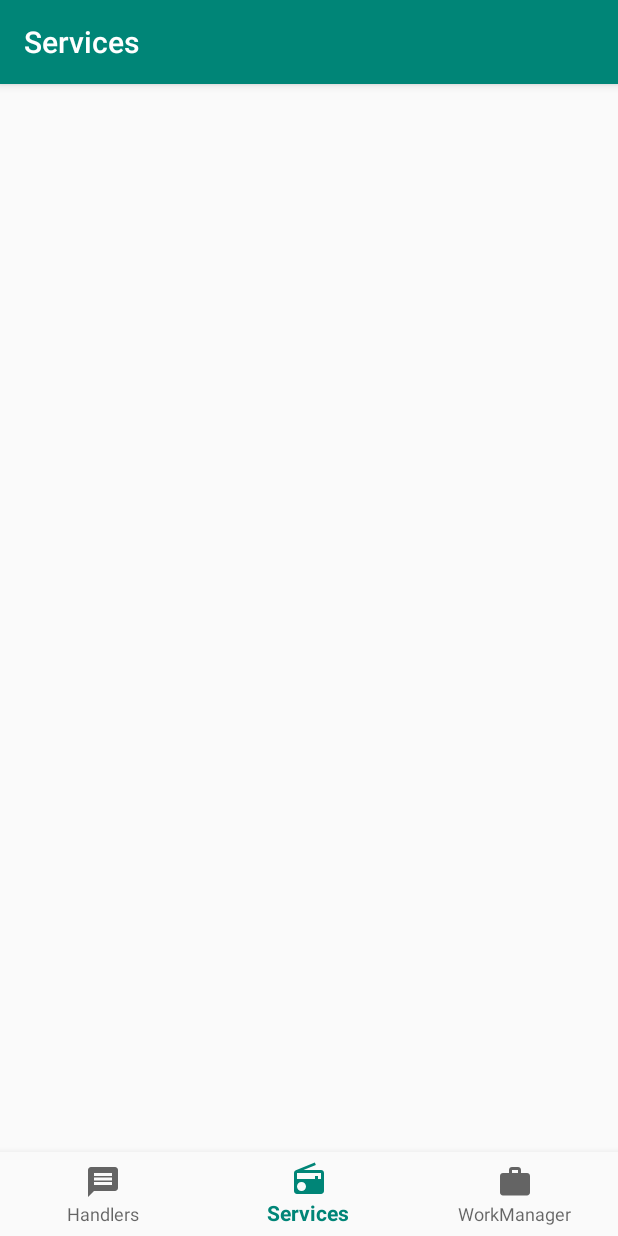
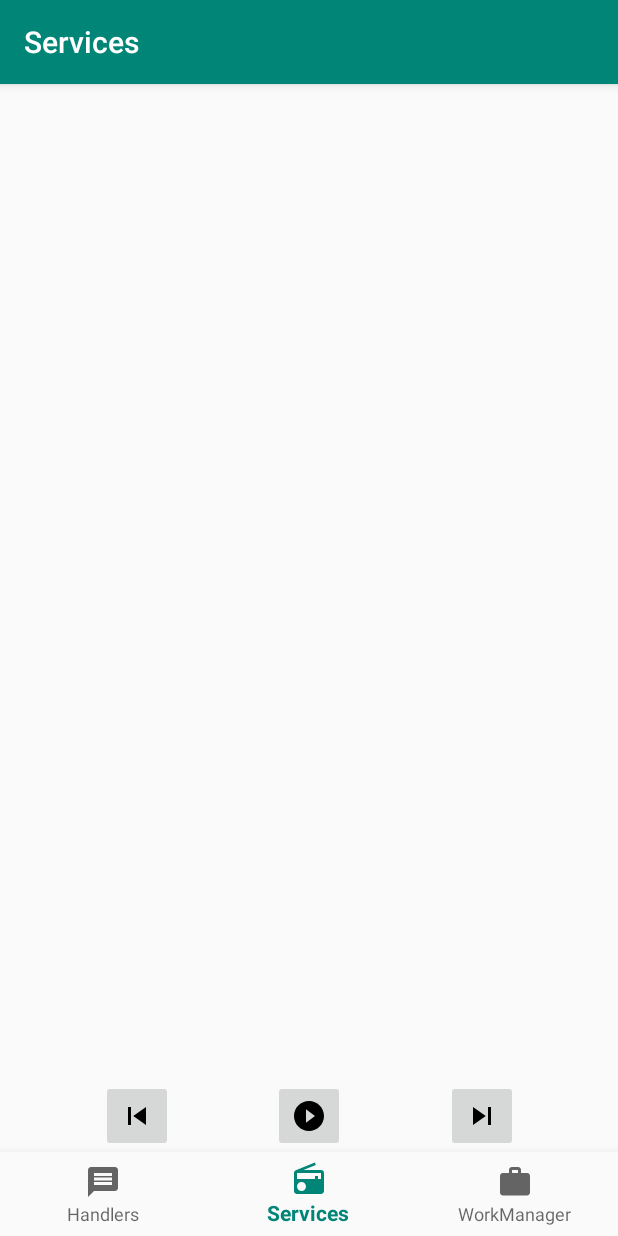
Before and after one commit to andreiverdes/expleotraining, an Android app: the ServicesFragment screen opened through its navigation route, on a phone screen of 412 x 824 dp. Run offline under Robolectric (Android 15) with nearby library versions, the phone set to English and light mode, and no system bars; our stand-ins replace navigation-ui; libraries missing offline, so code that uses them is left out: io.noties.markwon; 3 statements that could not run were skipped.

Commit message:
Services

```diff
--- a/day1_victrola/src/main/AndroidManifest.xml
+++ b/day1_victrola/src/main/AndroidManifest.xml
@@ -1,6 +1,8 @@
 <?xml version="1.0" encoding="utf-8"?>
 <manifest xmlns:android="http://schemas.android.com/apk/res/android"
     package="com.andreiverdes.training.expleo.victrola">
+
+    <uses-permission android:name="android.permission.FOREGROUND_SERVICE"/>
 
     <application
         android:allowBackup="true"
@@ -18,6 +20,9 @@
                 <category android:name="android.intent.category.LAUNCHER" />
             </intent-filter>
         </activity>
+        <service android:name=".services.ForegroundMusicService" />
+        <service android:name=".services.BoundMusicService" />
+        <service android:name=".services.BackgroundMusicService" />
     </application>
 
 </manifest>
--- a/day1_victrola/src/main/java/com/andreiverdes/training/expleo/victrola/MainActivity.java
+++ b/day1_victrola/src/main/java/com/andreiverdes/training/expleo/victrola/MainActivity.java
@@ -1,6 +1,10 @@
 package com.andreiverdes.training.expleo.victrola;
 
+import android.content.ComponentName;
+import android.content.Intent;
+import android.content.ServiceConnection;
 import android.os.Bundle;
+import android.os.IBinder;
 
 import androidx.appcompat.app.AppCompatActivity;
 import androidx.navigation.NavController;
@@ -8,9 +12,26 @@ import androidx.navigation.Navigation;
 import androidx.navigation.ui.AppBarConfiguration;
 import androidx.navigation.ui.NavigationUI;
 
+import com.andreiverdes.training.expleo.victrola.services.BoundMusicService;
 import com.google.android.material.bottomnavigation.BottomNavigationView;
 
 public class MainActivity extends AppCompatActivity {
+
+    public BoundMusicService boundMusicService;
+    public boolean serviceBound = false;
+
+    private ServiceConnection serviceConnection = new ServiceConnection() {
+        @Override
+        public void onServiceConnected(ComponentName name, IBinder service) {
+            boundMusicService = ((BoundMusicService.Linker) service).getService();
+            serviceBound = true;
+        }
+
+        @Override
+        public void onServiceDisconnected(ComponentName name) {
+            serviceBound = false;
+        }
+    };
 
     @Override
     protected void onCreate(Bundle savedInstanceState) {
@@ -29,4 +50,17 @@ public class MainActivity extends AppCompatActivity {
         NavigationUI.setupWithNavController(navView, navController);
     }
 
+    @Override
+    protected void onStart() {
+        super.onStart();
+        Intent intent = new Intent(this, BoundMusicService.class);
+        bindService(intent, serviceConnection, BIND_AUTO_CREATE);
+    }
+
+    @Override
+    protected void onStop() {
+        super.onStop();
+        unbindService(serviceConnection);
+        serviceBound = false;
+    }
 }
--- a/day1_victrola/src/main/java/com/andreiverdes/training/expleo/victrola/handlers/BestThread.java
+++ b/day1_victrola/src/main/java/com/andreiverdes/training/expleo/victrola/handlers/BestThread.java
@@ -1,19 +1,17 @@
 package com.andreiverdes.training.expleo.victrola.handlers;
 
-import android.os.Handler;
 import android.os.HandlerThread;
 
 import java.util.Random;
 
 public class BestThread extends HandlerThread {
 
-    Handler handler;
+
     private Random random = new Random();
 
     public BestThread() {
         super(BestThread.class.getSimpleName());
         start();
-        handler = new Handler(getLooper());
     }
 
     public void sleepRandomly() {
--- a/day1_victrola/src/main/java/com/andreiverdes/training/expleo/victrola/handlers/LooperThread.java
+++ b/day1_victrola/src/main/java/com/andreiverdes/training/expleo/victrola/handlers/LooperThread.java
@@ -1,20 +1,14 @@
 package com.andreiverdes.training.expleo.victrola.handlers;
 
-import android.os.Handler;
 import android.os.Looper;
 
-import com.andreiverdes.training.expleo.victrola.util.Lazy;
-
 import java.util.Random;
-
-import static com.andreiverdes.training.expleo.victrola.util.Lazy.byLazy;
 
 
 public class LooperThread extends Thread {
 
     public Looper looper;
     private Random random = new Random();
-    public Lazy<Handler> handlerLazy = byLazy(() -> new Handler(looper));
 
     public LooperThread() {
         super(LooperThread.class.getSimpleName());
--- a/day1_victrola/src/main/java/com/andreiverdes/training/expleo/victrola/services/ForegroundService.java
+++ /dev/null
@@ -1,4 +0,0 @@
-package com.andreiverdes.training.expleo.victrola.services;
-
-public class ForegroundService {
-}
--- a/day1_victrola/src/main/java/com/andreiverdes/training/expleo/victrola/services/ServicesFragment.java
+++ b/day1_victrola/src/main/java/com/andreiverdes/training/expleo/victrola/services/ServicesFragment.java
@@ -1,9 +1,12 @@
 package com.andreiverdes.training.expleo.victrola.services;
 
+import android.content.Intent;
+import android.os.Build;
 import android.os.Bundle;
 import android.view.LayoutInflater;
 import android.view.View;
 import android.view.ViewGroup;
+import android.widget.ImageButton;
 import android.widget.TextView;
 
 import androidx.annotation.NonNull;
@@ -14,15 +17,57 @@ import com.andreiverdes.training.expleo.victrola.R;
 
 public class ServicesFragment extends Fragment {
 
+    private TextView textView;
+    private ImageButton playPause;
+    private ImageButton next;
+    private ImageButton previous;
+
     public View onCreateView(@NonNull LayoutInflater inflater,
                              ViewGroup container, Bundle savedInstanceState) {
 
         View root = inflater.inflate(R.layout.fragment_services, container, false);
 
-        TextView textView = root.findViewById(R.id.text_services);
+        textView = root.findViewById(R.id.text_services);
+        playPause = root.findViewById(R.id.play_pause);
+        next = root.findViewById(R.id.next);
+        previous = root.findViewById(R.id.previous);
 
         Lessons.displayLesson2(textView);
 
+
+        playPause.setOnClickListener(v -> {
+
+        });
+
+        next.setOnClickListener(v -> {
+
+        });
+
+        previous.setOnClickListener(v -> {
+
+        });
+
         return root;
     }
+
+    @Override
+    public void onDestroyView() {
+        super.onDestroyView();
+    }
+
+    private void startBackgroundService(String action) {
+        Intent intent = new Intent(getContext(), BackgroundMusicService.class);
+        intent.setAction(action);
+        getContext().startService(intent);
+    }
+
+    private void startForegroundService(String action) {
+        Intent intent = new Intent(getContext(), ForegroundMusicService.class);
+        intent.setAction(action);
+        if (Build.VERSION.SDK_INT >= Build.VERSION_CODES.O) {
+            getContext().startForegroundService(intent);
+        } else {
+            getContext().startService(intent);
+        }
+    }
 }
--- /dev/null
+++ b/day1_victrola/src/main/res/drawable/ic_play_circle_filled_black_24dp.xml
@@ -0,0 +1,9 @@
+<vector xmlns:android="http://schemas.android.com/apk/res/android"
+        android:width="24dp"
+        android:height="24dp"
+        android:viewportWidth="24.0"
+        android:viewportHeight="24.0">
+    <path
+        android:fillColor="#FF000000"
+        android:pathData="M12,2C6.48,2 2,6.48 2,12s4.48,10 10,10 10,-4.48 10,-10S17.52,2 12,2zM10,16.5v-9l6,4.5 -6,4.5z"/>
+</vector>
--- /dev/null
+++ b/day1_victrola/src/main/res/drawable/ic_skip_next_black_24dp.xml
@@ -0,0 +1,9 @@
+<vector xmlns:android="http://schemas.android.com/apk/res/android"
+        android:width="24dp"
+        android:height="24dp"
+        android:viewportWidth="24.0"
+        android:viewportHeight="24.0">
+    <path
+        android:fillColor="#FF000000"
+        android:pathData="M6,18l8.5,-6L6,6v12zM16,6v12h2V6h-2z"/>
+</vector>
--- /dev/null
+++ b/day1_victrola/src/main/res/drawable/ic_skip_previous_black_24dp.xml
@@ -0,0 +1,9 @@
+<vector xmlns:android="http://schemas.android.com/apk/res/android"
+        android:width="24dp"
+        android:height="24dp"
+        android:viewportWidth="24.0"
+        android:viewportHeight="24.0">
+    <path
+        android:fillColor="#FF000000"
+        android:pathData="M6,6h2v12L6,18zM9.5,12l8.5,6L18,6z"/>
+</vector>
--- a/day1_victrola/src/main/res/layout/fragment_services.xml
+++ b/day1_victrola/src/main/res/layout/fragment_services.xml
@@ -1,16 +1,47 @@
 <?xml version="1.0" encoding="utf-8"?>
 <androidx.constraintlayout.widget.ConstraintLayout xmlns:android="http://schemas.android.com/apk/res/android"
     xmlns:app="http://schemas.android.com/apk/res-auto"
+    xmlns:tools="http://schemas.android.com/tools"
     android:layout_width="match_parent"
     android:layout_height="match_parent">
 
     <TextView
         android:id="@+id/text_services"
-        android:layout_width="match_parent"
-        android:layout_height="match_parent"
+        android:layout_width="0dp"
+        android:layout_height="0dp"
         android:layout_marginStart="8dp"
         android:layout_marginEnd="8dp"
+        android:layout_marginBottom="8dp"
+        app:layout_constraintBottom_toTopOf="@+id/play_pause"
         app:layout_constraintEnd_toEndOf="parent"
         app:layout_constraintStart_toStartOf="parent"
         app:layout_constraintTop_toTopOf="parent" />
+
+    <ImageButton
+        android:id="@+id/play_pause"
+        android:layout_width="48dp"
+        android:layout_height="48dp"
+        android:src="@drawable/ic_play_circle_filled_black_24dp"
+        app:layout_constraintBottom_toBottomOf="parent"
+        app:layout_constraintEnd_toStartOf="@+id/next"
+        app:layout_constraintStart_toEndOf="@+id/previous" />
+
+    <ImageButton
+        android:id="@+id/next"
+        android:layout_width="48dp"
+        android:layout_height="48dp"
+        android:src="@drawable/ic_skip_next_black_24dp"
+        app:layout_constraintBottom_toBottomOf="parent"
+        app:layout_constraintEnd_toEndOf="parent"
+        app:layout_constraintStart_toEndOf="@id/play_pause"/>
+
+    <ImageButton
+        android:id="@+id/previous"
+        android:layout_width="48dp"
+        android:layout_height="48dp"
+        android:src="@drawable/ic_skip_previous_black_24dp"
+        app:layout_constraintBottom_toBottomOf="parent"
+        app:layout_constraintStart_toStartOf="parent"
+        app:layout_constraintEnd_toStartOf="@id/play_pause"/>
+
 </androidx.constraintlayout.widget.ConstraintLayout>
```
Also changed, not shown: day1_victrola/src/main/java/com/andreiverdes/training/expleo/victrola/handlers/HandlersFragment.java (+7 -4 lines), day1_victrola/src/main/java/com/andreiverdes/training/expleo/victrola/services/BackgroundMusicService.java (added, +16 -0 lines), day1_victrola/src/main/java/com/andreiverdes/training/expleo/victrola/services/BackgroundService.java (deleted, +0 -26 lines), day1_victrola/src/main/java/com/andreiverdes/training/expleo/victrola/services/BoundMusicService.java (added, +31 -0 lines), day1_victrola/src/main/java/com/andreiverdes/training/expleo/victrola/services/ForegroundMusicService.java (added, +53 -0 lines), day1_victrola/src/main/java/com/andreiverdes/training/expleo/victrola/services/MusicService.java (added, +89 -0 lines), day1_victrola/src/main/java/com/andreiverdes/training/expleo/victrola/threads/LooperThread2.java (added, +24 -0 lines), day1_victrola/src/main/java/com/andreiverdes/training/expleo/victrola/threads/SimpleThread2.java (added, +33 -0 lines), day1_victrola/src/main/res/drawable/ic_pause_black_24dp.xml (added, +9 -0 lines).
